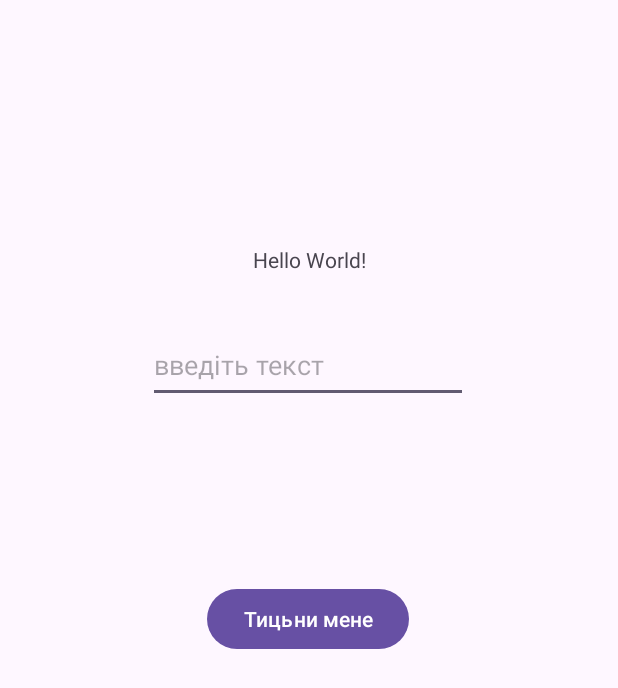
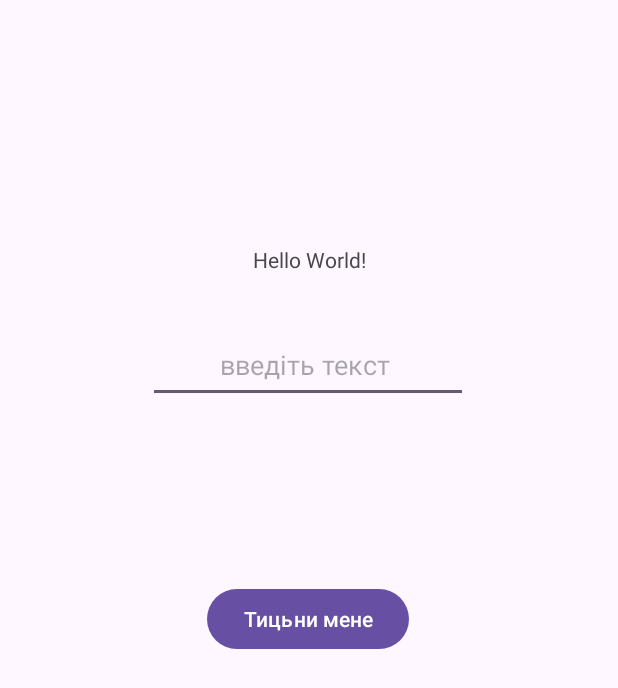
Before and after one commit to Profesor41/Ls1, an Android app: the layout activity_main.xml on its own in the app's theme, with its tools: preview values and no code run, on a phone screen of 412 x 824 dp. Shown: the top 688 px of the screen. Run offline under Robolectric (Android 15) with nearby library versions, the phone set to English and light mode, and no system bars.

Commit message:
First run
All ok

```diff
--- a/app/src/main/res/layout/activity_main.xml
+++ b/app/src/main/res/layout/activity_main.xml
@@ -25,6 +25,7 @@
         android:layout_height="50dp"
         android:layout_marginTop="36dp"
         android:ems="10"
+        android:gravity="center"
         android:hint="введіть текст "
         android:inputType="text"
         app:layout_constraintEnd_toEndOf="parent"
```
Also changed, not shown: app/src/main/java/com/example/ls1/MainActivity.kt (+17 -2 lines).
